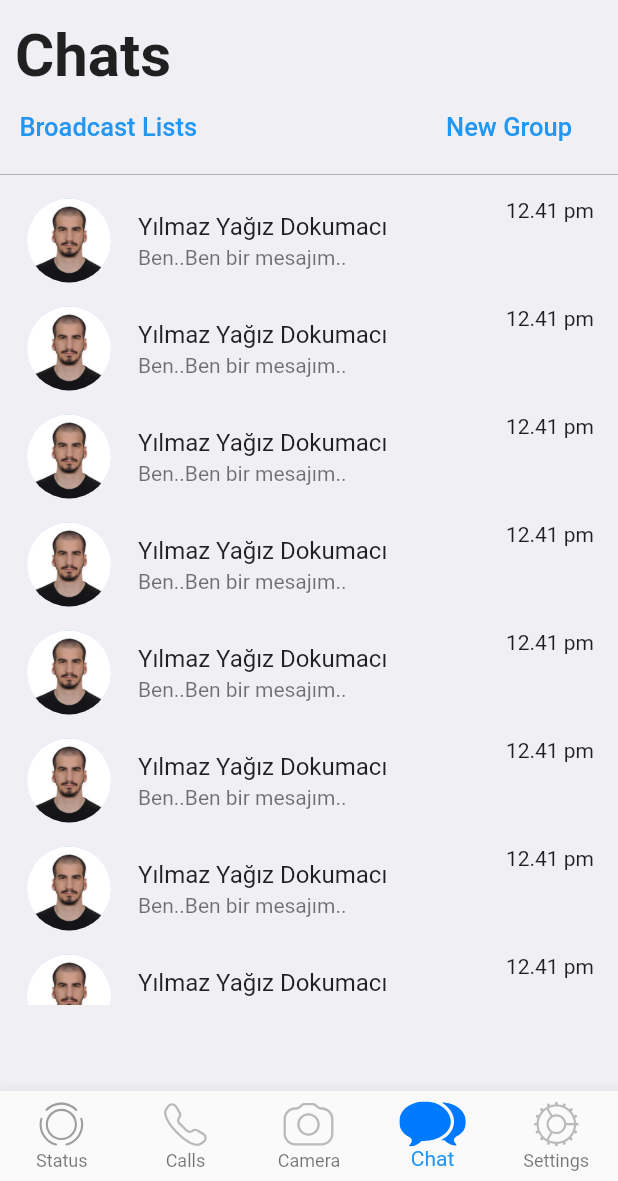
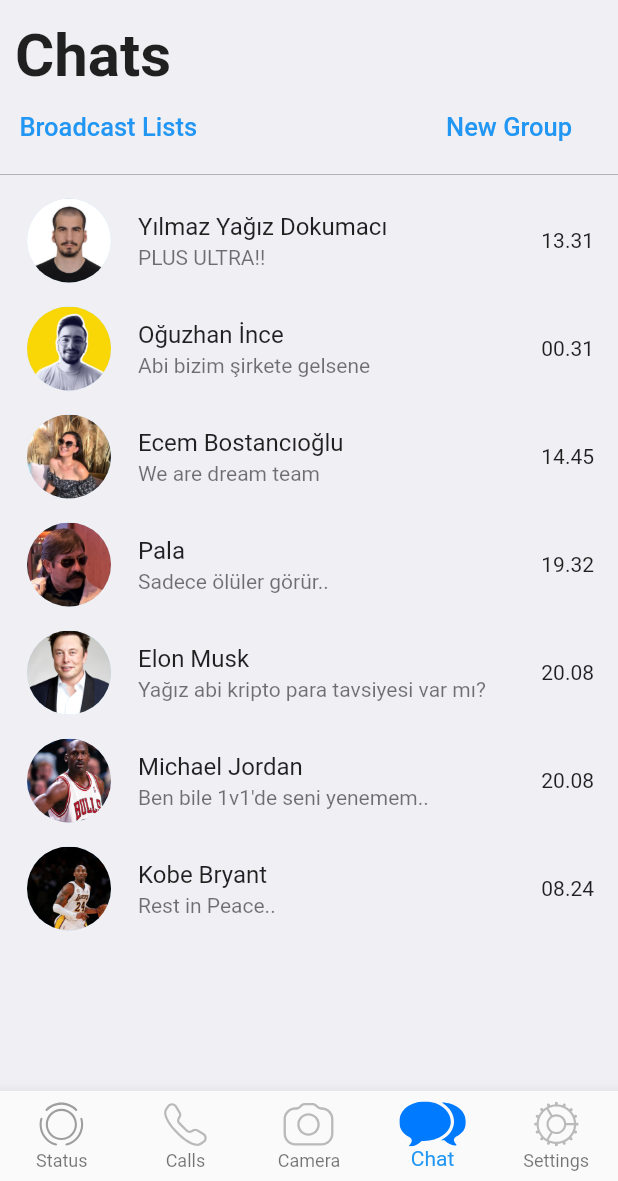
Before and after one commit to yagizdo/flutter_whatsapp_clone, a Flutter app: the screen it shows after launch, on a phone screen of 412 x 824 dp, the part 55-1236 px from its top. Run offline on Flutter 3.47's test engine with Material 2 defaults, Android fonts, the light colour scheme and no system bars; our stand-ins replace flutter_svg, hexcolor, shared_preferences, toggle_switch.

Commit message:
Update chat screen messages

```diff
--- /dev/null
+++ b/lib/Widgets/ChatScreen/message_card.dart
@@ -0,0 +1,42 @@
+import 'package:flutter/material.dart';
+
+class MessageCard extends StatelessWidget {
+  MessageCard(
+      {Key? key,
+      required this.name,
+      required this.time,
+      required this.message,
+      required this.profilepic})
+      : super(key: key);
+
+  String name;
+  String time;
+  String message;
+  String profilepic;
+
+  @override
+  Widget build(BuildContext context) {
+    return Row(
+      children: [
+        Expanded(
+          child: ListTile(
+            title: Text(name),
+            subtitle: Text(message),
+            minVerticalPadding: 15,
+            leading: CircleAvatar(
+              radius: 30,
+              backgroundImage: AssetImage(
+                profilepic,
+              ),
+            ),
+            trailing: Column(
+              mainAxisAlignment: MainAxisAlignment.center,
+              children: [Text(time)],
+            ),
+          ),
+        )
+      ],
+    );
+    ;
+  }
+}
--- a/lib/Widgets/ChatScreen/messageslist.dart
+++ b/lib/Widgets/ChatScreen/messageslist.dart
@@ -1,4 +1,5 @@
 import 'package:flutter/material.dart';
+import 'package:whatsapp_clone/Widgets/ChatScreen/message_card.dart';
 
 class MessagesList extends StatelessWidget {
   const MessagesList({Key? key}) : super(key: key);
@@ -8,30 +9,52 @@
     var screenSize = MediaQuery.of(context).size;
     return SizedBox(
       height: screenSize.height / 1.51,
-      child: ListView.builder(
-          itemCount: 22,
-          itemBuilder: (context, index) {
-            return Row(
+      child: ListView(
         children: [
-                Expanded(
-                  child: ListTile(
-                    title: const Text('Yılmaz Yağız Dokumacı'),
-                    subtitle: const Text('Ben..Ben bir mesajım..'),
-                    minVerticalPadding: 15,
-                    leading: const CircleAvatar(
-                      radius: 30,
-                      backgroundImage: AssetImage(
-                        'lib/Assets/yagophoto.jpg',
+          MessageCard(
+            name: 'Yılmaz Yağız Dokumacı',
+            message: 'PLUS ULTRA!!',
+            time: '13.31',
+            profilepic: 'lib/Assets/yagophoto.jpg',
           ),
+          MessageCard(
+            name: 'Oğuzhan İnce',
+            message: 'Abi bizim şirkete gelsene',
+            time: '00.31',
+            profilepic: 'lib/Assets/oguzprofile.jpeg',
           ),
-                    trailing: Column(
-                      children: const [Text('12.41 pm')],
+          MessageCard(
+            name: 'Ecem Bostancıoğlu',
+            message: 'We are dream team',
+            time: '14.45',
+            profilepic: 'lib/Assets/ecemprofile.jpeg',
           ),
+          MessageCard(
+            name: 'Pala',
+            message: 'Sadece ölüler görür..',
+            time: '19.32',
+            profilepic: 'lib/Assets/pala.jpg',
           ),
-                )
+          MessageCard(
+            name: 'Elon Musk',
+            message: 'Yağız abi kripto para tavsiyesi var mı?',
+            time: '20.08',
+            profilepic: 'lib/Assets/elonmusk.jpg',
+          ),
+          MessageCard(
+            name: 'Michael Jordan',
+            message: 'Ben bile 1v1\'de seni yenemem..',
+            time: '20.08',
+            profilepic: 'lib/Assets/jordan.jpg',
+          ),
+          MessageCard(
+            name: 'Kobe Bryant',
+            message: 'Rest in Peace..',
+            time: '08.24',
+            profilepic: 'lib/Assets/kobebryant.jpg',
+          ),
         ],
-            );
-          }),
+      ),
     );
   }
 }
```
Lines whose indentation alone changed are shown as unchanged.
